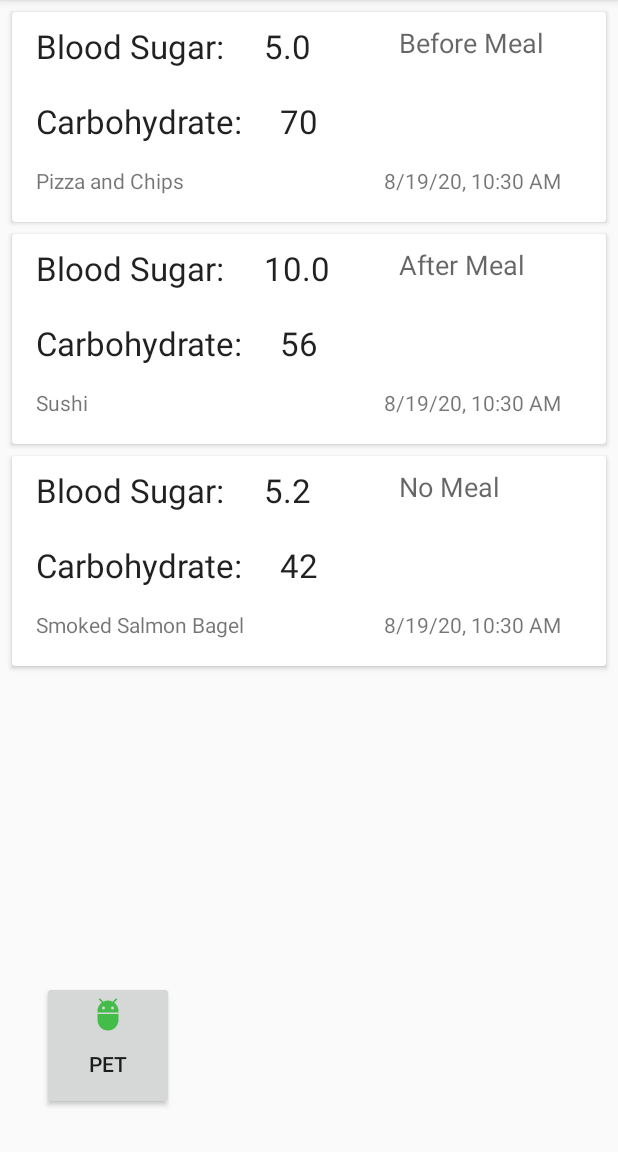
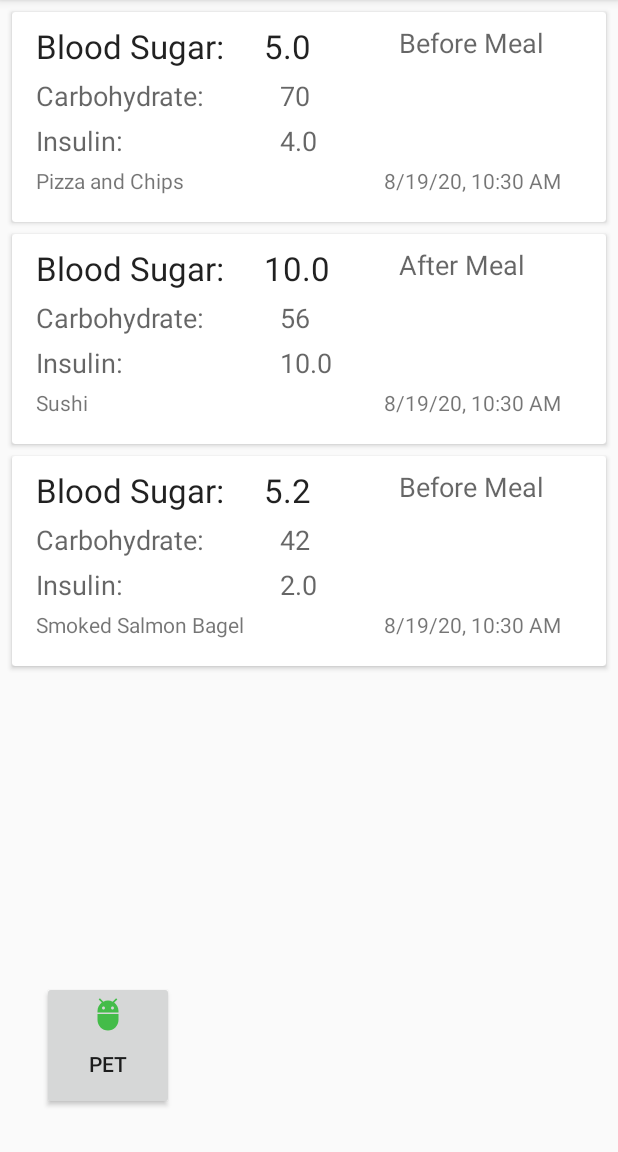
Before and after one commit to SaltySkin/GlucoseGuardianDylan, an Android app: the screen it shows after launch (MainActivity), on a phone screen of 412 x 824 dp, the part 84-1236 px from its top. Run offline under Robolectric (Android 15) with nearby library versions, the phone set to English and light mode, and no system bars; our stand-ins replace Room's generated code.

Commit message:
Insulin working in feeding and Visual Changes

```diff
--- a/app/src/main/java/com/example/glucoseguardiandylan/AppDatabase.java
+++ b/app/src/main/java/com/example/glucoseguardiandylan/AppDatabase.java
@@ -61,9 +61,9 @@ public abstract class AppDatabase extends RoomDatabase {
 
         @Override
         public void run() {
-            feedingDao.insert(new Feeding(5, "Pizza and Chips", 70, "Before Meal"));
-            feedingDao.insert(new Feeding(10, "Sushi", 56, "After Meal"));
-            feedingDao.insert(new Feeding(5.2, "Smoked Salmon Bagel", 42, "No Meal"));
+            feedingDao.insert(new Feeding(5, 4, "Pizza and Chips", 70, "Before Meal"));
+            feedingDao.insert(new Feeding(10, 10, "Sushi", 56, "After Meal"));
+            feedingDao.insert(new Feeding(5.2, 2, "Smoked Salmon Bagel", 42, "Before Meal"));
             petDao.insert(new Pet(1,"Vampy", 90, 50, currentDate));
 
         }
--- a/app/src/main/java/com/example/glucoseguardiandylan/Feeding.java
+++ b/app/src/main/java/com/example/glucoseguardiandylan/Feeding.java
@@ -11,17 +11,19 @@ public class Feeding {
     @PrimaryKey(autoGenerate = true) // Makes int id the primary key and incrementally auto generates a new id with each new feeding object
     private int id;
     private double bloodSugar; //stores blood sugar level
+    private double insulin; //insulin taken for the meal
     private String foodInfo; //food that/if eaten during this blood sugar check
     private int carbs; //amount of carbs eaten this blood sugar check
     private String mealInfo; //whether the user as eaten a meal or is about to in relation to this feeding
     private Long date; //date/time at the time of recorded reading
 
     //Constructor
-    public Feeding(double bloodSugar, String foodInfo, int carbs, String mealInfo) {
+    public Feeding(double bloodSugar, double insulin, String foodInfo, int carbs, String mealInfo) {
         this.bloodSugar = bloodSugar;
+        this.insulin = insulin;
         this.foodInfo = foodInfo;
         this.carbs = carbs;
-        this.mealInfo =mealInfo;
+        this.mealInfo = mealInfo;
         this.date = Calendar.getInstance().getTimeInMillis(); //gets time/date at time on object initialisation
     }
 
@@ -46,6 +48,14 @@ public class Feeding {
         return carbs;
     }
 
+    public double getInsulin() {
+        return insulin;
+    }
+
+    public void setInsulin(double insulin) {
+        this.insulin = insulin;
+    }
+
     public String getMealInfo() {
         return mealInfo;
     }
--- a/app/src/main/java/com/example/glucoseguardiandylan/FeedingRecyclerAdapter.java
+++ b/app/src/main/java/com/example/glucoseguardiandylan/FeedingRecyclerAdapter.java
@@ -29,6 +29,7 @@ public class FeedingRecyclerAdapter extends RecyclerView.Adapter<FeedingRecycler
         String formattedDate = DateFormat.getDateTimeInstance(DateFormat.SHORT, DateFormat.SHORT).format(currentFeeding.getDate());
         holder.textViewBloodSugar.setText(String.valueOf(currentFeeding.getBloodSugar()));
         holder.textViewDescription.setText(currentFeeding.getFoodInfo());
+        holder.textViewInsulin.setText(String.valueOf(currentFeeding.getInsulin()));
         holder.textViewCarbs.setText(String.valueOf(currentFeeding.getCarbs()));
         holder.textViewMealInfo.setText(String.valueOf(currentFeeding.getMealInfo()));
         holder.textViewDate.setText(formattedDate);
@@ -50,6 +51,7 @@ public class FeedingRecyclerAdapter extends RecyclerView.Adapter<FeedingRecycler
 
     class FeedingHolder extends RecyclerView.ViewHolder {
         private TextView textViewBloodSugar;
+        private TextView textViewInsulin;
         private TextView textViewDescription;
         private TextView textViewCarbs;
         private TextView textViewMealInfo;
@@ -58,6 +60,7 @@ public class FeedingRecyclerAdapter extends RecyclerView.Adapter<FeedingRecycler
         public FeedingHolder(View itemView) {
             super(itemView);
             textViewBloodSugar = itemView.findViewById(R.id.text_view_blood_sugar);
+            textViewInsulin = itemView.findViewById(R.id.text_view_insulin);
             textViewDescription = itemView.findViewById(R.id.text_view_description);
             textViewCarbs = itemView.findViewById(R.id.text_view_carbs);
             textViewMealInfo = itemView.findViewById(R.id.text_view_meal_info);
--- a/app/src/main/java/com/example/glucoseguardiandylan/MainActivity.java
+++ b/app/src/main/java/com/example/glucoseguardiandylan/MainActivity.java
@@ -63,6 +63,7 @@ public class MainActivity extends AppCompatActivity {
                 //Sending the data to the database
                 intent.putExtra(AddEditFeedingActivity.EXTRA_ID, feeding.getId());
                 intent.putExtra(AddEditFeedingActivity.EXTRA_BLOOD_SUGAR, feeding.getBloodSugar());
+                intent.putExtra(AddEditFeedingActivity.EXTRA_INSULIN, feeding.getInsulin());
                 intent.putExtra(AddEditFeedingActivity.EXTRA_FOOD_INFO, feeding.getFoodInfo());
                 intent.putExtra(AddEditFeedingActivity.EXTRA_CARBS, feeding.getCarbs());
                 intent.putExtra(AddEditFeedingActivity.EXTRA_MEAL_INFO, feeding.getMealInfo());
--- a/app/src/main/res/layout/feeding_item.xml
+++ b/app/src/main/res/layout/feeding_item.xml
@@ -17,10 +17,21 @@
             android:layout_height="wrap_content"
             android:layout_alignParentTop="true"
             android:layout_alignParentEnd="true"
-            android:layout_marginTop="50dp"
+            android:layout_marginTop="35dp"
             android:layout_marginEnd="85dp"
             android:text="1"
-            android:textAppearance="@style/TextAppearance.AppCompat.Large" />
+            android:textAppearance="@style/TextAppearance.AppCompat.Medium" />
+
+        <TextView
+            android:id="@+id/text_view_insulin"
+            android:layout_width="124dp"
+            android:layout_height="wrap_content"
+            android:layout_alignParentTop="true"
+            android:layout_alignParentEnd="true"
+            android:layout_marginTop="65dp"
+            android:layout_marginEnd="85dp"
+            android:text="1"
+            android:textAppearance="@style/TextAppearance.AppCompat.Medium" />
 
         <TextView
             android:id="@+id/text_view_blood_sugar"
@@ -43,7 +54,7 @@
             android:layout_alignParentStart="true"
             android:layout_marginStart="8dp"
             android:layout_marginTop="65dp"
-            android:text="Description"
+            android:text="Food/Drink"
             android:textAppearance="@style/TextAppearance.AppCompat.Small" />
 
         <TextView
@@ -70,16 +81,28 @@
             android:textAppearance="@style/TextAppearance.AppCompat.Large" />
 
         <TextView
+            android:id="@+id/text_view_insulin_title"
+            android:layout_width="142dp"
+            android:layout_height="wrap_content"
+            android:layout_alignParentStart="true"
+            android:layout_alignParentTop="true"
+            android:layout_marginStart="8dp"
+            android:layout_marginTop="65dp"
+            android:layout_marginEnd="85dp"
+            android:layout_marginBottom="85dp"
+            android:text="Insulin:"
+            android:textAppearance="@style/TextAppearance.AppCompat.Medium" />
+
+        <TextView
             android:id="@+id/text_view_carbs_title"
             android:layout_width="142dp"
             android:layout_height="wrap_content"
             android:layout_alignParentStart="true"
             android:layout_alignParentTop="true"
             android:layout_marginStart="8dp"
-            android:layout_marginTop="50dp"
+            android:layout_marginTop="35dp"
             android:text="Carbohydrate:"
-            android:textAppearance="@style/TextAppearance.AppCompat.Large" />
-
+            android:textAppearance="@style/TextAppearance.AppCompat.Medium" />
 
         <TextView
             android:id="@+id/text_view_date"
```
Also changed, not shown: app/src/main/java/com/example/glucoseguardiandylan/AddEditFeedingActivity.java (+15 -8 lines), app/src/main/java/com/example/glucoseguardiandylan/PetActivity.java (+2 -12 lines), app/src/main/res/layout/activity_add_feeding.xml (+16 -3 lines), app/src/main/res/layout/activity_pet.xml (+6 -6 lines).
